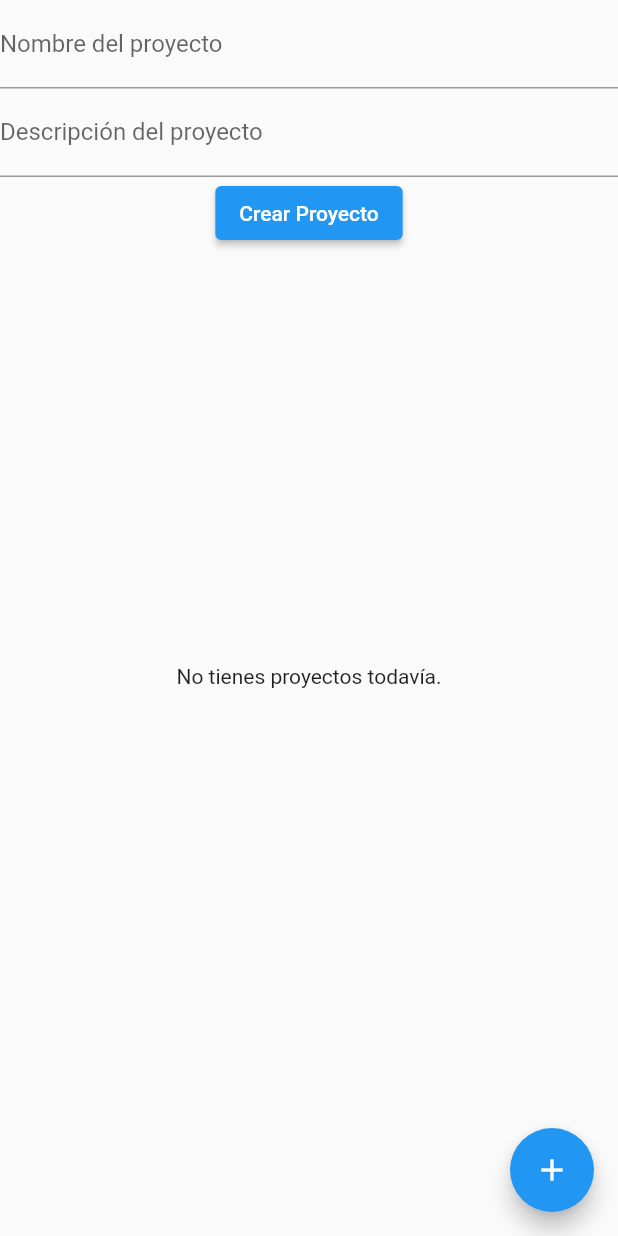
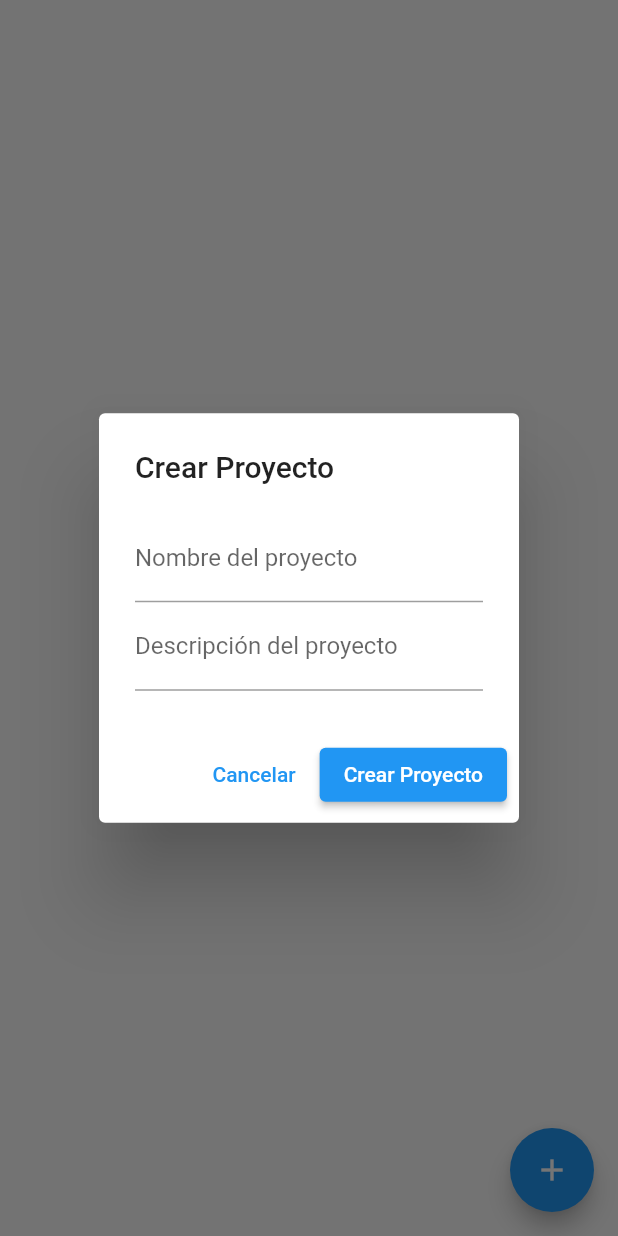
Before and after one commit to corderodev/kpinza-mobile, a Flutter app: the ProjectsScreen screen opened directly, after a tap on the "add" icon, on a phone screen of 412 x 824 dp. Run offline on Flutter 3.47's test engine with Material 2 defaults, Android fonts, the phone set to English and light mode, and no system bars.

Commit message:
feat: add modal dialog for creating projects

```diff
--- a/lib/screens/ProjectsScreen.dart
+++ b/lib/screens/ProjectsScreen.dart
@@ -9,7 +9,6 @@ class ProjectsScreen extends StatefulWidget {
 
 class _ProjectsScreenState extends State<ProjectsScreen> {
   List<String> projects = [];
-  bool isCreatingProject = false;
 
   void _createProject(String projectName, String projectDescription) {
     setState(() {
@@ -17,33 +16,24 @@ class _ProjectsScreenState extends State<ProjectsScreen> {
     });
   }
 
+  Future<void> _showCreateProjectForm(BuildContext context) async {
+    await showDialog(
+      context: context,
+      builder: (BuildContext context) {
+        return CreateProjectForm(onSubmit: _createProject);
+      },
+    );
+  }
+
   @override
   Widget build(BuildContext context) {
     return Scaffold(
-      body: Column(
-        children: <Widget>[
-          CreateProjectForm(
-            onSubmit: _createProject,
-            isVisible: isCreatingProject,
-          ),
-          Expanded(
-            child: ProjectList(projects: projects),
-          ),
-          Align(
-            alignment: Alignment.bottomRight,
-            child: Padding(
-              padding: const EdgeInsets.all(16.0),
-              child: FloatingActionButton(
+      body: ProjectList(projects: projects),
+      floatingActionButton: FloatingActionButton(
         onPressed: () {
-                  setState(() {
-                    isCreatingProject = !isCreatingProject;
-                  });
+          _showCreateProjectForm(context);
         },
         child: const Icon(Icons.add),
-              ),
-            ),
-          ),
-        ],
       ),
     );
   }
@@ -51,10 +41,8 @@ class _ProjectsScreenState extends State<ProjectsScreen> {
 
 class CreateProjectForm extends StatefulWidget {
   final void Function(String projectName, String projectDescription) onSubmit;
-  final bool isVisible;
 
-  const CreateProjectForm(
-      {super.key, required this.onSubmit, required this.isVisible});
+  const CreateProjectForm({super.key, required this.onSubmit});
 
   @override
   _CreateProjectFormState createState() => _CreateProjectFormState();
@@ -66,9 +54,10 @@ class _CreateProjectFormState extends State<CreateProjectForm> {
 
   @override
   Widget build(BuildContext context) {
-    return Visibility(
-      visible: widget.isVisible,
-      child: Column(
+    return AlertDialog(
+      title: const Text('Crear Proyecto'),
+      content: Column(
+        mainAxisSize: MainAxisSize.min,
         children: <Widget>[
           TextFormField(
             controller: _nameController,
@@ -79,6 +68,15 @@ class _CreateProjectFormState extends State<CreateProjectForm> {
             decoration:
                 const InputDecoration(labelText: 'Descripción del proyecto'),
           ),
+        ],
+      ),
+      actions: <Widget>[
+        TextButton(
+          onPressed: () {
+            Navigator.of(context).pop();
+          },
+          child: const Text('Cancelar'),
+        ),
         ElevatedButton(
           onPressed: () {
             final projectName = _nameController.text;
@@ -87,11 +85,12 @@ class _CreateProjectFormState extends State<CreateProjectForm> {
 
             _nameController.clear();
             _descriptionController.clear();
+
+            Navigator.of(context).pop();
           },
           child: const Text('Crear Proyecto'),
         ),
       ],
-      ),
     );
   }
 }
```
Lines whose indentation alone changed are shown as unchanged.
